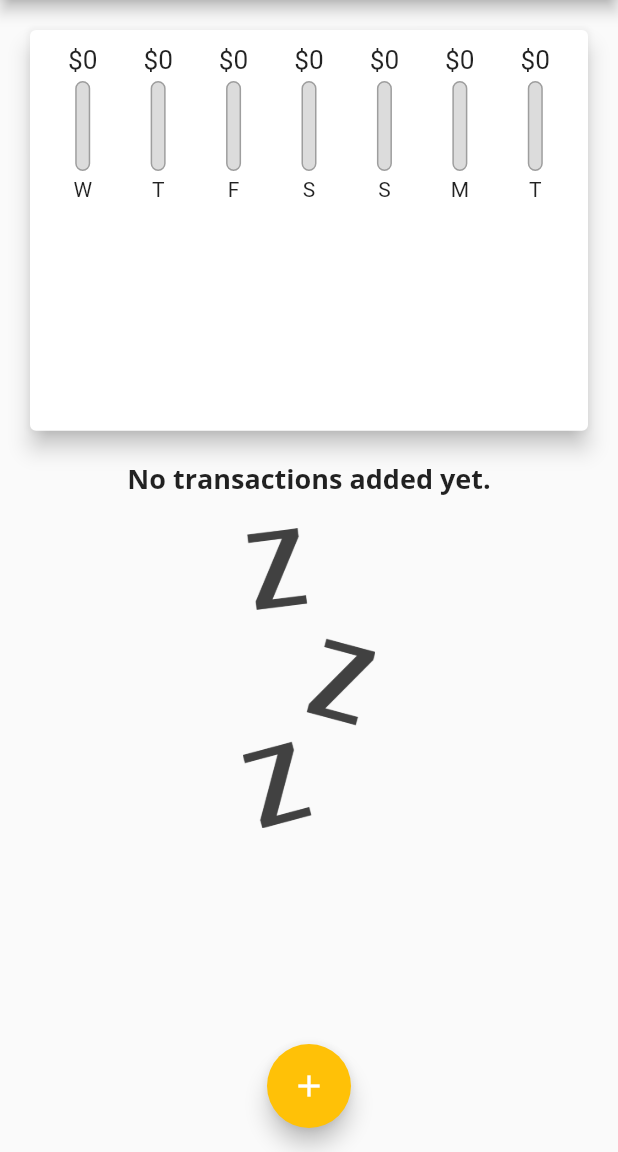
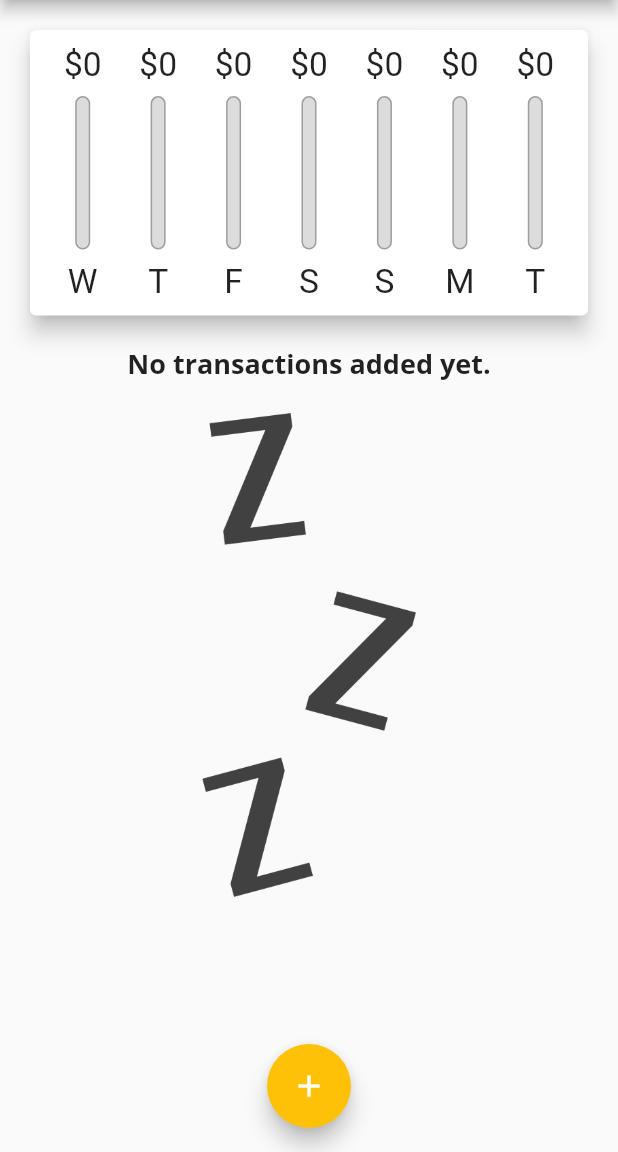
Before and after one commit to ahmetsarac/flutter-personal-expenses, a Flutter app: the screen it shows after launch, on a phone screen of 412 x 824 dp, the part 84-1236 px from its top. Run offline on Flutter 3.47's test engine with Material 2 defaults, Android fonts, the phone set to English and light mode, and no system bars.

Commit message:
Responsiveness is added for landscape mode.

```diff
--- a/lib/main.dart
+++ b/lib/main.dart
@@ -1,11 +1,19 @@
 import 'package:flutter/material.dart';
+import 'package:flutter/services.dart';
 import 'package:personal_expenses/widgets/chart.dart';
 import 'package:personal_expenses/widgets/new_transaction.dart';
 import 'package:personal_expenses/widgets/transaction_list.dart';
 
 import 'models/transaction.dart';
 
-void main() => runApp(const PersonalExpensesApp());
+void main() {
+  // WidgetsFlutterBinding.ensureInitialized();
+  // SystemChrome.setPreferredOrientations([
+  //   DeviceOrientation.portraitUp,
+  //   DeviceOrientation.portraitDown,
+  // ]);
+  runApp(const PersonalExpensesApp());
+}
 
 class PersonalExpensesApp extends StatelessWidget {
   const PersonalExpensesApp({Key? key}) : super(key: key);
@@ -61,6 +69,8 @@ class _HomePageState extends State<HomePage> {
     // ),
   ];
 
+  bool _showChart = false;
+
   List<Transaction> get _recentTransactions {
     return _userTransactions.where((tx) {
       return tx.date.isAfter(
@@ -101,6 +111,8 @@ class _HomePageState extends State<HomePage> {
 
   @override
   Widget build(BuildContext context) {
+    final bool isLandscape =
+        MediaQuery.of(context).orientation == Orientation.landscape;
     final appBar = AppBar(
       title: const Text(
         'Personal Expenses',
@@ -111,6 +123,16 @@ class _HomePageState extends State<HomePage> {
           onPressed: () => _startAddNewTransaction(context),
         ),
       ],
+    );
+    final txListWidget = SizedBox(
+      height: (MediaQuery.of(context).size.height -
+              appBar.preferredSize.height -
+              MediaQuery.of(context).padding.top) *
+          0.7,
+      child: TransactionList(
+        transactions: _userTransactions,
+        deleteTx: _deleteTransaction,
+      ),
     );
     return Scaffold(
       appBar: appBar,
@@ -124,22 +146,38 @@ class _HomePageState extends State<HomePage> {
           // mainAxisAlignment: MainAxisAlignment.spaceAround,
           crossAxisAlignment: CrossAxisAlignment.stretch,
           children: [
-            SizedBox(
+            if (isLandscape)
+              Row(
+                mainAxisAlignment: MainAxisAlignment.center,
+                children: [
+                  Text('Show chart'),
+                  Switch(
+                      value: _showChart,
+                      onChanged: (value) {
+                        setState(() {
+                          _showChart = value;
+                        });
+                      }),
+                ],
+              ),
+            if (!isLandscape)
+              SizedBox(
                 height: (MediaQuery.of(context).size.height -
                         appBar.preferredSize.height -
                         MediaQuery.of(context).padding.top) *
-                    0.4,
-                child: Chart(recentTransactions: _recentTransactions)),
-            SizedBox(
-              height: (MediaQuery.of(context).size.height -
-                      appBar.preferredSize.height -
-                      MediaQuery.of(context).padding.top) *
-                  0.6,
-              child: TransactionList(
-                transactions: _userTransactions,
-                deleteTx: _deleteTransaction,
+                    0.3,
+                child: Chart(recentTransactions: _recentTransactions),
               ),
-            ),
+            if (!isLandscape) txListWidget,
+            if (isLandscape)
+              _showChart
+                  ? SizedBox(
+                      height: (MediaQuery.of(context).size.height -
+                              appBar.preferredSize.height -
+                              MediaQuery.of(context).padding.top) *
+                          0.7,
+                      child: Chart(recentTransactions: _recentTransactions))
+                  : txListWidget
           ],
         ),
       ),
--- a/lib/widgets/chart_bar.dart
+++ b/lib/widgets/chart_bar.dart
@@ -14,19 +14,20 @@ class ChartBar extends StatelessWidget {
 
   @override
   Widget build(BuildContext context) {
+    return LayoutBuilder(builder: (context, constraints) {
       return Column(
         children: [
           SizedBox(
-          height: 20,
+            height: constraints.maxHeight * 0.15,
             child: FittedBox(
               child: Text('\$${spendingAmount.toStringAsFixed(0)}'),
             ),
           ),
-        const SizedBox(
-          height: 4,
+          SizedBox(
+            height: constraints.maxHeight * 0.05,
           ),
           SizedBox(
-          height: 60,
+            height: constraints.maxHeight * 0.6,
             width: 10,
             child: Stack(
               children: [
@@ -49,11 +50,15 @@ class ChartBar extends StatelessWidget {
               ],
             ),
           ),
-        const SizedBox(
-          height: 4,
+          SizedBox(
+            height: constraints.maxHeight * 0.05,
           ),
-        Text(label),
+          SizedBox(
+            height: constraints.maxHeight * 0.15,
+            child: FittedBox(child: Text(label)),
+          ),
         ],
       );
+    });
   }
 }
--- a/lib/widgets/transaction_list.dart
+++ b/lib/widgets/transaction_list.dart
@@ -12,7 +12,8 @@ class TransactionList extends StatelessWidget {
   @override
   Widget build(BuildContext context) {
     return transactions.isEmpty
-        ? Column(
+        ? LayoutBuilder(builder: (context, constraints) {
+            return Column(
               children: [
                 Text(
                   'No transactions added yet.',
@@ -22,14 +23,15 @@ class TransactionList extends StatelessWidget {
                   height: 20,
                 ),
                 SizedBox(
-                height: 200,
+                  height: constraints.maxHeight * 0.6,
                   child: Image.asset(
                     'assets/images/waiting.png',
                     fit: BoxFit.cover,
                   ),
                 )
               ],
-          )
+            );
+          })
         : ListView.builder(
             itemBuilder: (context, index) {
               return Card(
```
Lines whose indentation alone changed are shown as unchanged.
